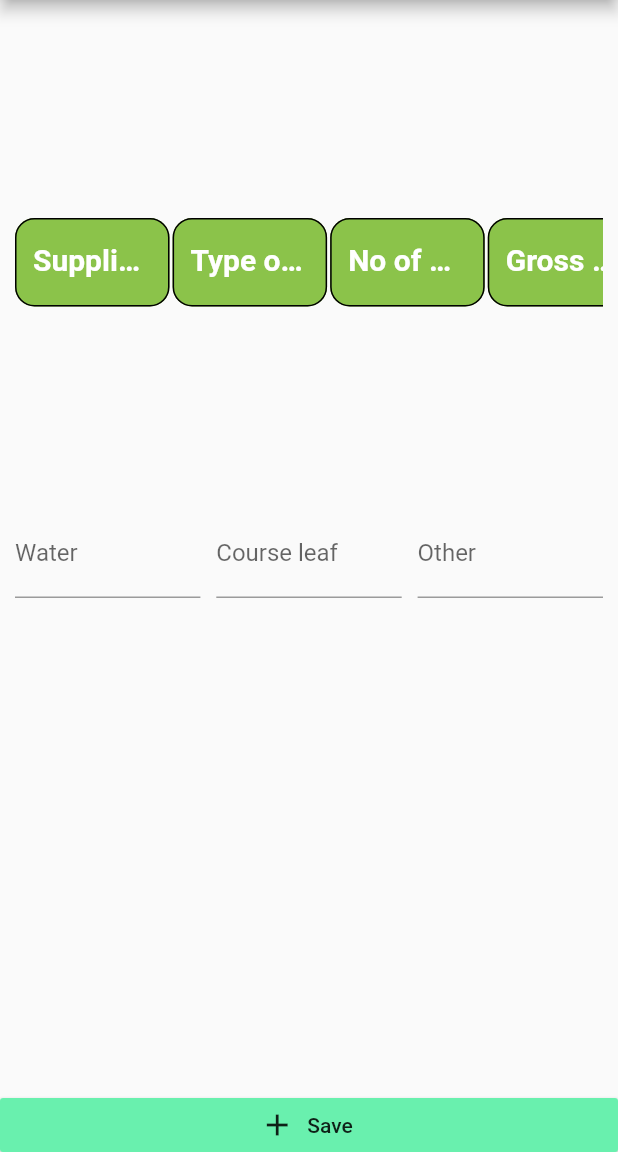
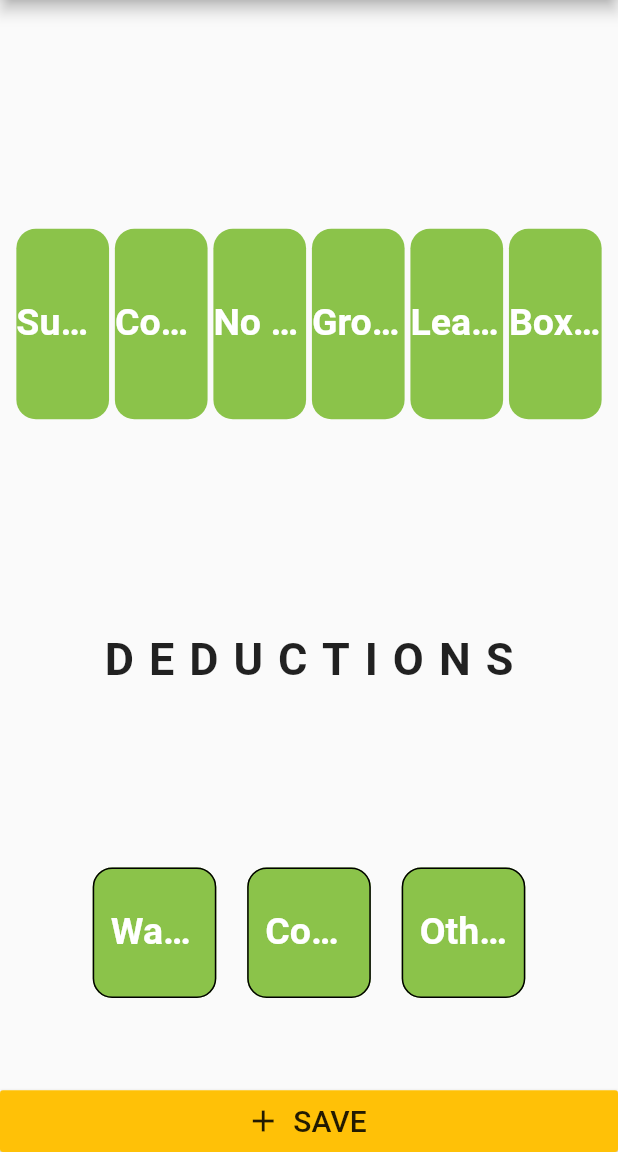
Before and after one commit to TheDataPirates/tea_tracker_app, a Flutter app: the screen it shows after launch, after a tap on an icon or button, on a phone screen of 412 x 824 dp, the part 84-1236 px from its top. Run offline on Flutter 3.47's test engine with Material 2 defaults, Android fonts, the phone set to English and light mode, and no system bars.

Commit message:
edit ui input collection

```diff
--- a/lib/constants.dart
+++ b/lib/constants.dart
@@ -1,7 +1,8 @@
 import 'package:flutter/material.dart';
 
 const kTextFieldLabelStyle = TextStyle(
-  fontSize: 20,
+  fontSize: 25,
   fontWeight: FontWeight.w700,
   color: Colors.white,
+  height: 2,
 );
--- a/lib/screens/input_collections_screen.dart
+++ b/lib/screens/input_collections_screen.dart
@@ -25,12 +25,22 @@ class _InputCollectionScreenState extends State<InputCollectionScreen> {
                   children: <Widget>[
                     Container(
 //                      color: Colors.amber,
-                      height: MediaQuery.of(context).size.height * 0.4,
+                      height: MediaQuery.of(context).size.height * 0.5,
                       child: TeaAcquiringInput(),
                     ),
                     Container(
+                      child: Text(
+                        'DEDUCTIONS',
+                        style: TextStyle(
+                          fontSize: 30,
+                          fontWeight: FontWeight.bold,
+                          letterSpacing: 10,
+                        ),
+                      ),
+                    ),
+                    Container(
 //                      color: Colors.blue,
-                      height: MediaQuery.of(context).size.height * 0.6,
+                      height: MediaQuery.of(context).size.height * 0.4,
                       child: TeaDeductionInput(),
                     )
                   ],
@@ -38,12 +48,18 @@ class _InputCollectionScreenState extends State<InputCollectionScreen> {
               ),
             ),
           ),
-          RaisedButton.icon(
-            onPressed: () {},
-            icon: Icon(Icons.add),
-            label: Text('Save'),
-            materialTapTargetSize: MaterialTapTargetSize.shrinkWrap,
-            color: Theme.of(context).accentColor,
+          Container(
+            height: MediaQuery.of(context).size.height * 0.05,
+            child: RaisedButton.icon(
+              onPressed: () {},
+              icon: Icon(Icons.add),
+              label: Text(
+                'SAVE',
+                style: TextStyle(fontSize: 20),
+              ),
+              materialTapTargetSize: MaterialTapTargetSize.shrinkWrap,
+              color: Colors.amber,
+            ),
           )
         ],
       ),
--- a/lib/screens/login_Screen.dart
+++ b/lib/screens/login_Screen.dart
@@ -62,22 +62,22 @@ class _LoginScreenState extends State<LoginScreen> {
               mainAxisAlignment: MainAxisAlignment.center,
               children: <Widget>[
                 SizedBox(
-                  height: 155.0,
+                  height: MediaQuery.of(context).size.height * 0.3,
                   child: Image.asset(
                     "images/logo.jpg",
                     fit: BoxFit.contain,
                   ),
                 ),
-                SizedBox(height: 45.0),
+                SizedBox(height: MediaQuery.of(context).size.height * 0.05),
                 emailField,
-                SizedBox(height: 25.0),
+                SizedBox(height: MediaQuery.of(context).size.height * 0.05),
                 passwordField,
                 SizedBox(
-                  height: 35.0,
+                  height: MediaQuery.of(context).size.height * 0.2,
                 ),
                 loginButon,
                 SizedBox(
-                  height: 15.0,
+                  height: MediaQuery.of(context).size.height * 0.1,
                 ),
               ],
             ),
--- /dev/null
+++ b/lib/screens/lot_screen_list_screen.dart
@@ -0,0 +1,13 @@
+import 'package:flutter/cupertino.dart';
+
+class LotListScreen extends StatefulWidget {
+  @override
+  _LotListScreenState createState() => _LotListScreenState();
+}
+
+class _LotListScreenState extends State<LotListScreen> {
+  @override
+  Widget build(BuildContext context) {
+    return Container();
+  }
+}
--- a/lib/widgets/tea_acquiring_input.dart
+++ b/lib/widgets/tea_acquiring_input.dart
@@ -17,16 +17,15 @@ class _TeaAcquiringInputState extends State<TeaAcquiringInput> {
 
   @override
   Widget build(BuildContext context) {
-    final double width = 0.25;
-    return SingleChildScrollView(
-      scrollDirection: Axis.horizontal,
-      child: Row(
+    final double width = 0.15;
+    return Row(
       mainAxisAlignment: MainAxisAlignment.spaceEvenly,
       children: <Widget>[
         Container(
           width: MediaQuery.of(context).size.width * width,
           child: TextField(
             decoration: InputDecoration(
+              contentPadding: const EdgeInsets.symmetric(vertical: 40.0),
               filled: true,
               fillColor: Colors.lightGreen,
               labelText: 'Supplier no',
@@ -35,9 +34,11 @@ class _TeaAcquiringInputState extends State<TeaAcquiringInput> {
                 borderRadius: BorderRadius.all(
                   Radius.circular(13.0),
                 ),
+                borderSide: BorderSide.none,
               ),
             ),
             controller: _supplierController,
+            style: TextStyle(fontSize: 40),
           ),
         ),
         SizedBox(
@@ -47,17 +48,20 @@ class _TeaAcquiringInputState extends State<TeaAcquiringInput> {
           width: MediaQuery.of(context).size.width * width,
           child: TextField(
             decoration: InputDecoration(
+              contentPadding: const EdgeInsets.symmetric(vertical: 40.0),
               filled: true,
               fillColor: Colors.lightGreen,
-                labelText: 'Type of container',
+              labelText: 'Container type',
               labelStyle: kTextFieldLabelStyle,
               enabledBorder: OutlineInputBorder(
                 borderRadius: BorderRadius.all(
                   Radius.circular(13.0),
                 ),
+                borderSide: BorderSide.none,
               ),
             ),
             controller: _containerTypeController,
+            style: TextStyle(fontSize: 40),
           ),
         ),
         SizedBox(
@@ -67,6 +71,7 @@ class _TeaAcquiringInputState extends State<TeaAcquiringInput> {
           width: MediaQuery.of(context).size.width * width,
           child: TextField(
             decoration: InputDecoration(
+              contentPadding: const EdgeInsets.symmetric(vertical: 40.0),
               filled: true,
               fillColor: Colors.lightGreen,
               labelText: 'No of container',
@@ -75,9 +80,11 @@ class _TeaAcquiringInputState extends State<TeaAcquiringInput> {
                 borderRadius: BorderRadius.all(
                   Radius.circular(13.0),
                 ),
+                borderSide: BorderSide.none,
               ),
             ),
             controller: _containerNoController,
+            style: TextStyle(fontSize: 40),
           ),
         ),
         SizedBox(
@@ -87,6 +94,7 @@ class _TeaAcquiringInputState extends State<TeaAcquiringInput> {
           width: MediaQuery.of(context).size.width * width,
           child: TextField(
             decoration: InputDecoration(
+              contentPadding: const EdgeInsets.symmetric(vertical: 40.0),
               filled: true,
               fillColor: Colors.lightGreen,
               labelText: 'Gross weight',
@@ -95,9 +103,11 @@ class _TeaAcquiringInputState extends State<TeaAcquiringInput> {
                 borderRadius: BorderRadius.all(
                   Radius.circular(13.0),
                 ),
+                borderSide: BorderSide.none,
               ),
             ),
             controller: _grossWeightController,
+            style: TextStyle(fontSize: 40),
           ),
         ),
         SizedBox(
@@ -107,6 +117,7 @@ class _TeaAcquiringInputState extends State<TeaAcquiringInput> {
           width: MediaQuery.of(context).size.width * width,
           child: TextField(
             decoration: InputDecoration(
+              contentPadding: const EdgeInsets.symmetric(vertical: 40.0),
               filled: true,
               fillColor: Colors.lightGreen,
               labelText: 'Leaf grade',
@@ -115,9 +126,11 @@ class _TeaAcquiringInputState extends State<TeaAcquiringInput> {
                 borderRadius: BorderRadius.all(
                   Radius.circular(13.0),
                 ),
+                borderSide: BorderSide.none,
               ),
             ),
             controller: _leafGradeController,
+            style: TextStyle(fontSize: 40),
           ),
         ),
         SizedBox(
@@ -127,6 +140,7 @@ class _TeaAcquiringInputState extends State<TeaAcquiringInput> {
           width: MediaQuery.of(context).size.width * width,
           child: TextField(
             decoration: InputDecoration(
+              contentPadding: const EdgeInsets.symmetric(vertical: 40.0),
               filled: true,
               fillColor: Colors.lightGreen,
               labelText: 'Box no',
@@ -135,13 +149,14 @@ class _TeaAcquiringInputState extends State<TeaAcquiringInput> {
                 borderRadius: BorderRadius.all(
                   Radius.circular(13.0),
                 ),
+                borderSide: BorderSide.none,
               ),
             ),
             controller: _boxNoController,
+            style: TextStyle(fontSize: 40),
           ),
         ),
       ],
-      ),
     );
   }
 }
--- a/lib/widgets/tea_deduction_input.dart
+++ b/lib/widgets/tea_deduction_input.dart
@@ -1,5 +1,7 @@
 import 'package:flutter/cupertino.dart';
 import 'package:flutter/material.dart';
+
+import '../constants.dart';
 
 class TeaDeductionInput extends StatefulWidget {
   @override
@@ -15,32 +17,76 @@ class _TeaDeductionInputState extends State<TeaDeductionInput> {
 
   @override
   Widget build(BuildContext context) {
-    return Row(
-      crossAxisAlignment: CrossAxisAlignment.start,
+    final double width = 0.2;
+
+    return SingleChildScrollView(
+      scrollDirection: Axis.horizontal,
+      child: Row(
+        crossAxisAlignment: CrossAxisAlignment.center,
         mainAxisAlignment: MainAxisAlignment.spaceBetween,
         children: [
           Container(
-          width: MediaQuery.of(context).size.width * 0.3,
+            width: MediaQuery.of(context).size.width * width,
             child: TextField(
-            decoration: InputDecoration(labelText: 'Water'),
-            controller: _waterLevelController,
+              decoration: InputDecoration(
+                filled: true,
+                fillColor: Colors.lightGreen,
+                labelText: 'Water',
+                labelStyle: kTextFieldLabelStyle,
+                enabledBorder: OutlineInputBorder(
+                  borderRadius: BorderRadius.all(
+                    Radius.circular(13.0),
                   ),
                 ),
-        Container(
-          width: MediaQuery.of(context).size.width * 0.3,
-          child: TextField(
-            decoration: InputDecoration(labelText: 'Course leaf'),
-            controller: _courseLeafController,
+              ),
+              controller: _waterLevelController,
+              style: TextStyle(fontSize: 40),
             ),
           ),
+          SizedBox(
+            width: MediaQuery.of(context).size.width * 0.05,
+          ),
           Container(
-          width: MediaQuery.of(context).size.width * 0.3,
+            width: MediaQuery.of(context).size.width * width,
             child: TextField(
-            decoration: InputDecoration(labelText: 'Other'),
+              decoration: InputDecoration(
+                filled: true,
+                fillColor: Colors.lightGreen,
+                labelText: 'Course Leaf',
+                labelStyle: kTextFieldLabelStyle,
+                enabledBorder: OutlineInputBorder(
+                  borderRadius: BorderRadius.all(
+                    Radius.circular(13.0),
+                  ),
+                ),
+              ),
+              controller: _courseLeafController,
+              style: TextStyle(fontSize: 40),
+            ),
+          ),
+          SizedBox(
+            width: MediaQuery.of(context).size.width * 0.05,
+          ),
+          Container(
+            width: MediaQuery.of(context).size.width * width,
+            child: TextField(
+              decoration: InputDecoration(
+                filled: true,
+                fillColor: Colors.lightGreen,
+                labelText: 'Others',
+                labelStyle: kTextFieldLabelStyle,
+                enabledBorder: OutlineInputBorder(
+                  borderRadius: BorderRadius.all(
+                    Radius.circular(13.0),
+                  ),
+                ),
+              ),
               controller: _otherDeductController,
+              style: TextStyle(fontSize: 40),
             ),
           ),
         ],
+      ),
     );
   }
 }
```
Lines whose indentation alone changed are shown as unchanged.
